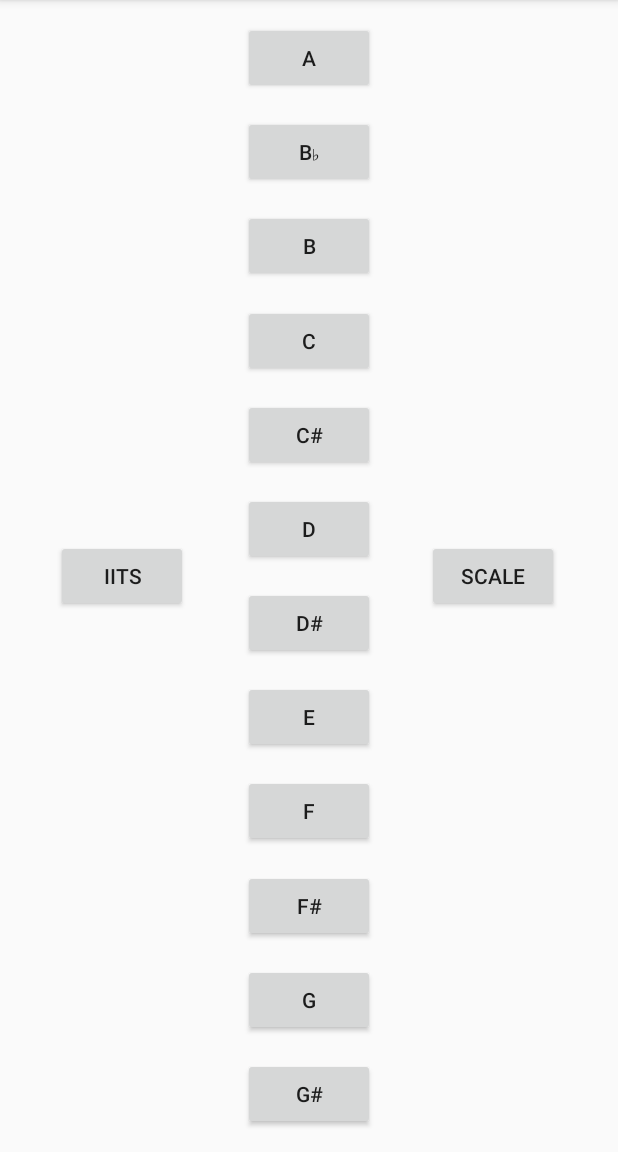
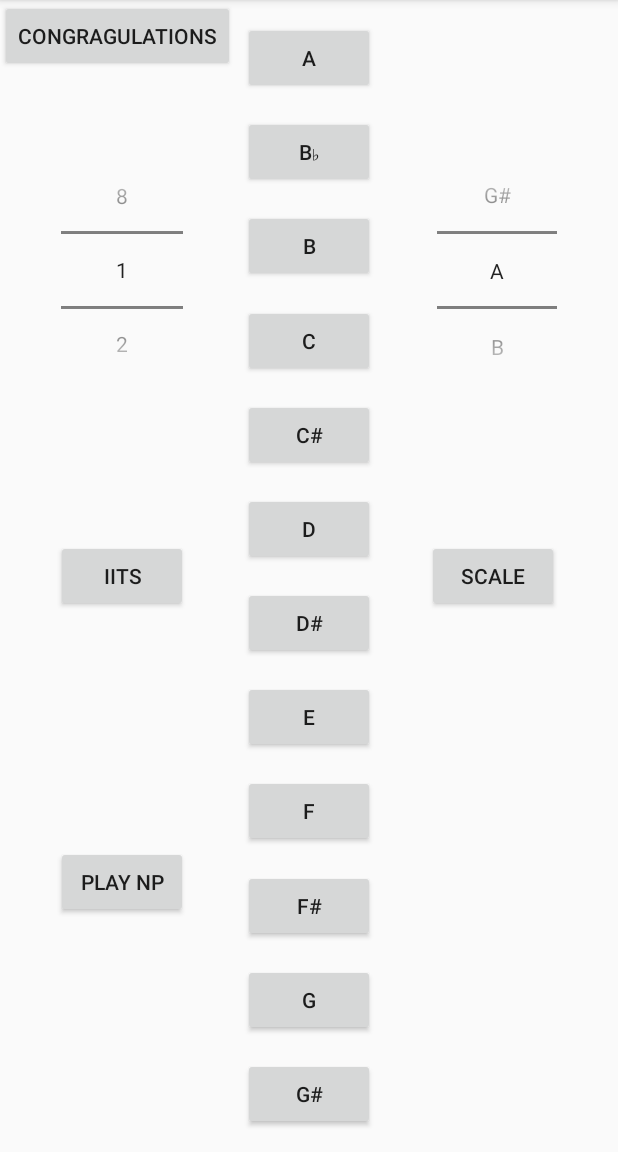
Before and after one commit to LiamSerwin/MyApplication2, an Android app: the screen it shows after launch (MainActivity), on a phone screen of 412 x 824 dp, the part 84-1236 px from its top. Run offline under Robolectric (Android 15) with nearby library versions, the light colour scheme and no system bars.

Commit message:
made numberclicker and congragulations song

```diff
--- a/app/src/main/java/com/example/myapplication/MainActivity.java
+++ b/app/src/main/java/com/example/myapplication/MainActivity.java
@@ -9,22 +9,28 @@ import android.os.Bundle;
 import android.util.Log;
 import android.view.View;
 import android.widget.Button;
+import android.widget.NumberPicker;
 
 public class MainActivity extends AppCompatActivity implements View.OnClickListener {
-    private Button ButtonA;
-    private Button ButtonBb;
-    private Button ButtonB;
-    private Button ButtonC;
-    private Button ButtonCc;
-    private Button ButtonD;
-    private Button ButtonDd;
-    private Button ButtonE;
-    private Button ButtonF;
-    private Button ButtonFf;
-    private Button ButtonG;
-    private Button ButtonGg;
+    private Button buttonA;
+    private Button buttonBb;
+    private Button buttonB;
+    private Button buttonC;
+    private Button buttonCc;
+    private Button buttonD;
+    private Button buttonDd;
+    private Button buttonE;
+    private Button buttonF;
+    private Button buttonFf;
+    private Button buttonG;
+    private Button buttonGg;
     private Button Scale;
-    private Button Ttls;
+    private Button Iits;
+    private NumberPicker typeOfNote;
+    private NumberPicker amountOfTimes;
+    private Button playNp;
+    private int[] notesArray;
+    private Button congragulations;
 
 
     private SoundPool soundPool;
@@ -52,7 +58,14 @@ public class MainActivity extends AppCompatActivity implements View.OnClickListe
         intializeSoundPool();
         this.setVolumeControlStream(AudioManager.STREAM_MUSIC);
         wireWidgets();
+        typeOfNote.setMaxValue(12);
+        typeOfNote.setMinValue(1);
+        typeOfNote.setDisplayedValues(new String[]{"A", "B", "B♭", "C", "C#", "D", "D#", "E", "F", "F#", "G", "G#"});
+        amountOfTimes.setMinValue(1);
+        amountOfTimes.setMaxValue(8);
+        amountOfTimes.setDisplayedValues(new String[]{"1", "2", "3", "4", "5", "6", "7", "8"});
         setListners();
+        notesArray = new int[]{aNote, bNote, bbNote, cNote, ccNote, dNote, ddNote, eNote, fNote, ffNote, gNote, ggNote};
         soundPool.setOnLoadCompleteListener(new OnLoadCompleteListener() {
             @Override
             public void onLoadComplete(SoundPool soundPool, int sampleId,
@@ -61,22 +74,21 @@ public class MainActivity extends AppCompatActivity implements View.OnClickListe
             }
         });
 
-        Chord chordEm = new Chord(new int[] { gNote,bNote,eNote}, 500);
+        Chord chordEm = new Chord(new int[]{gNote, bNote, eNote}, 500);
         playChord(chordEm);
-
 
 
         // Load the sound
 
     }
 
-    private void playChord(Chord chord){
+    private void playChord(Chord chord) {
         // use the getter to make an array with the notes
         int[] notes = (chord.getNotes());
 
 
         // loop through the array and play each note
-        for(int note: notes){
+        for (int note : notes) {
             soundPool.play(note, 1, 1, 1, 0, 1f);
         }
 
@@ -103,24 +115,28 @@ public class MainActivity extends AppCompatActivity implements View.OnClickListe
     }
 
     private void wireWidgets() {
-        ButtonA = findViewById(R.id.button_main_A);
-        ButtonBb = findViewById(R.id.button_main_Bb);
-        ButtonB = findViewById(R.id.button_main_B);
-        ButtonC = findViewById(R.id.button_main_C);
-        ButtonCc = findViewById(R.id.button_main_Cc);
-        ButtonD = findViewById(R.id.button_main_D);
-        ButtonDd = findViewById(R.id.button_main_Dd);
-        ButtonE = findViewById(R.id.button_main_E);
-        ButtonF = findViewById(R.id.button_main_F);
-        ButtonFf = findViewById(R.id.button_main_Ff);
-        ButtonG = findViewById(R.id.button_main_G);
-        ButtonGg = findViewById(R.id.button_main_Gg);
+        buttonA = findViewById(R.id.button_main_A);
+        buttonBb = findViewById(R.id.button_main_Bb);
+        buttonB = findViewById(R.id.button_main_B);
+        buttonC = findViewById(R.id.button_main_C);
+        buttonCc = findViewById(R.id.button_main_Cc);
+        buttonD = findViewById(R.id.button_main_D);
+        buttonDd = findViewById(R.id.button_main_Dd);
+        buttonE = findViewById(R.id.button_main_E);
+        buttonF = findViewById(R.id.button_main_F);
+        buttonFf = findViewById(R.id.button_main_Ff);
+        buttonG = findViewById(R.id.button_main_G);
+        buttonGg = findViewById(R.id.button_main_Gg);
         Scale = findViewById(R.id.button_main_scale);
-        Ttls = findViewById(R.id.button_main_iits);
+        Iits = findViewById(R.id.button_main_iits);
+        typeOfNote = findViewById(R.id.numberPicker_main_notes);
+        amountOfTimes = findViewById(R.id.numberPicker_main_amountofTime);
+        playNp = findViewById(R.id.button_main_playNumberPicker);
+        congragulations = findViewById((R.id.button_main_congragulations));
     }
 
     private void setListners() {
-        ButtonA.setOnClickListener(new View.OnClickListener() {
+        buttonA.setOnClickListener(new View.OnClickListener() {
             @Override
             public void onClick(View view) {
                 AudioManager audioManager = (AudioManager) getSystemService(AUDIO_SERVICE);
@@ -138,7 +154,7 @@ public class MainActivity extends AppCompatActivity implements View.OnClickListe
             }
 
         });
-        ButtonB.setOnClickListener(new View.OnClickListener() {
+        buttonB.setOnClickListener(new View.OnClickListener() {
             @Override
             public void onClick(View view) {
                 AudioManager audioManager = (AudioManager) getSystemService(AUDIO_SERVICE);
@@ -156,7 +172,7 @@ public class MainActivity extends AppCompatActivity implements View.OnClickListe
             }
 
         });
-        ButtonBb.setOnClickListener(new View.OnClickListener() {
+        buttonBb.setOnClickListener(new View.OnClickListener() {
             @Override
             public void onClick(View view) {
                 AudioManager audioManager = (AudioManager) getSystemService(AUDIO_SERVICE);
@@ -174,7 +190,7 @@ public class MainActivity extends AppCompatActivity implements View.OnClickListe
             }
 
         });
-        ButtonC.setOnClickListener(new View.OnClickListener() {
+        buttonC.setOnClickListener(new View.OnClickListener() {
             @Override
             public void onClick(View view) {
                 AudioManager audioManager = (AudioManager) getSystemService(AUDIO_SERVICE);
@@ -192,7 +208,7 @@ public class MainActivity extends AppCompatActivity implements View.OnClickListe
             }
 
         });
-        ButtonCc.setOnClickListener(new View.OnClickListener() {
+        buttonCc.setOnClickListener(new View.OnClickListener() {
             @Override
             public void onClick(View view) {
                 AudioManager audioManager = (AudioManager) getSystemService(AUDIO_SERVICE);
@@ -210,7 +226,7 @@ public class MainActivity extends AppCompatActivity implements View.OnClickListe
             }
 
         });
-        ButtonD.setOnClickListener(new View.OnClickListener() {
+        buttonD.setOnClickListener(new View.OnClickListener() {
             @Override
             public void onClick(View view) {
                 AudioManager audioManager = (AudioManager) getSystemService(AUDIO_SERVICE);
@@ -228,7 +244,7 @@ public class MainActivity extends AppCompatActivity implements View.OnClickListe
             }
 
         });
-        ButtonDd.setOnClickListener(new View.OnClickListener() {
+        buttonDd.setOnClickListener(new View.OnClickListener() {
             @Override
             public void onClick(View view) {
                 AudioManager audioManager = (AudioManager) getSystemService(AUDIO_SERVICE);
@@ -246,7 +262,7 @@ public class MainActivity extends AppCompatActivity implements View.OnClickListe
             }
 
         });
-        ButtonE.setOnClickListener(new View.OnClickListener() {
+        buttonE.setOnClickListener(new View.OnClickListener() {
             @Override
             public void onClick(View view) {
                 AudioManager audioManager = (AudioManager) getSystemService(AUDIO_SERVICE);
@@ -264,7 +280,7 @@ public class MainActivity extends AppCompatActivity implements View.OnClickListe
             }
 
         });
-        ButtonF.setOnClickListener(new View.OnClickListener() {
+        buttonF.setOnClickListener(new View.OnClickListener() {
             @Override
             public void onClick(View view) {
                 AudioManager audioManager = (AudioManager) getSystemService(AUDIO_SERVICE);
@@ -282,7 +298,7 @@ public class MainActivity extends AppCompatActivity implements View.OnClickListe
             }
 
         });
-        ButtonFf.setOnClickListener(new View.OnClickListener() {
+        buttonFf.setOnClickListener(new View.OnClickListener() {
             @Override
             public void onClick(View view) {
                 AudioManager audioManager = (AudioManager) getSystemService(AUDIO_SERVICE);
@@ -300,7 +316,7 @@ public class MainActivity extends AppCompatActivity implements View.OnClickListe
             }
 
         });
-        ButtonG.setOnClickListener(new View.OnClickListener() {
+        buttonG.setOnClickListener(new View.OnClickListener() {
             @Override
             public void onClick(View view) {
                 AudioManager audioManager = (AudioManager) getSystemService(AUDIO_SERVICE);
@@ -318,7 +334,7 @@ public class MainActivity extends AppCompatActivity implements View.OnClickListe
             }
 
         });
-        ButtonGg.setOnClickListener(new View.OnClickListener() {
+        buttonGg.setOnClickListener(new View.OnClickListener() {
             @Override
             public void onClick(View view) {
                 AudioManager audioManager = (AudioManager) getSystemService(AUDIO_SERVICE);
@@ -339,7 +355,9 @@ public class MainActivity extends AppCompatActivity implements View.OnClickListe
 
 
         Scale.setOnClickListener(this);
-        Ttls.setOnClickListener(this);
+        Iits.setOnClickListener(this);
+        playNp.setOnClickListener(this);
+        congragulations.setOnClickListener(this);
 
 
     }
@@ -353,7 +371,6 @@ public class MainActivity extends AppCompatActivity implements View.OnClickListe
     }
 
 
-
     @Override
     public void onClick(View view) {
 
@@ -364,10 +381,46 @@ public class MainActivity extends AppCompatActivity implements View.OnClickListe
             }
             case R.id.button_main_scale: {
                 playScale();
+                break;
             }
+            case R.id.button_main_playNumberPicker: {
+                if (isSoundPoolLoaded) {
+                    int currentNote = notesArray[typeOfNote.getValue() - 1];
+                    for (int i = 0; i < amountOfTimes.getValue(); i++) {
+                        soundPool.play(currentNote, 1, 1, 1, 0, 1f);
+                        delay(500);
+
+                    }
+                }
+                break;
+
+            }
+            case R.id.button_main_congragulations:{
+                playCongragulations();
+            }
+        }
 
 
-        }
+    }
+
+    private void playCongragulations() {
+        Chord chordG = new Chord(new int[]{gNote, bNote, dNote}, 1000);
+        playChord(chordG);
+        Chord chordGf = new Chord(new int[]{ffNote,gNote,bNote,dNote},1000);
+        playChord(chordGf);
+        Chord chordEm = new Chord(new int[]{eNote, gNote, bNote}, 1000);
+        playChord(chordEm);
+        Chord chordEm7 = new Chord(new int[]{eNote,gNote, bNote, dNote}, 1000);
+        playChord(chordEm7);
+        Chord chordC = new Chord(new int[]{cNote, eNote, gNote}, 1000);
+        playChord(chordC);
+        Chord chordCb = new Chord(new int[]{bNote, cNote, eNote, gNote}, 1000);
+        playChord(chordCb);
+        Chord chordAm = new Chord(new int[]{aNote, cNote, eNote}, 1000);
+        playChord(chordAm);
+        Chord chordAsus2 = new Chord(new int[]{aNote, bNote, eNote}, 1000);
+        playChord(chordAsus2);
+
     }
 
     private void playScale() {
@@ -403,7 +456,6 @@ public class MainActivity extends AppCompatActivity implements View.OnClickListe
             soundPool.play(ggNote, volume, volume, 1, 0, 1f);
 
 
-
         }
     }
 
@@ -414,29 +466,20 @@ public class MainActivity extends AppCompatActivity implements View.OnClickListe
         float maxVolume = (float) audioManager
                 .getStreamMaxVolume(AudioManager.STREAM_MUSIC);
         final float volume = actualVolume / maxVolume;
-        Chord chordEm = new Chord(new int[] { gNote,bNote,eNote}, 500);
+        Chord chordEm = new Chord(new int[]{gNote, bNote, eNote}, 500);
         playChord(chordEm);
         playChord(chordEm);
-        Chord chordAm = new Chord(new int[] {aNote, cNote, eNote}, 500);
+        Chord chordAm = new Chord(new int[]{aNote, cNote, eNote}, 500);
         playChord(chordAm);
         playChord(chordAm);
-        Chord chordD = new Chord(new int[] {dNote,ffNote,aNote},500);
+        Chord chordD = new Chord(new int[]{dNote, ffNote, aNote}, 500);
         playChord(chordD);
         playChord(chordD);
-        Chord chordG = new Chord(new int[] {gNote, bNote, dNote}, 500);
+        Chord chordG = new Chord(new int[]{gNote, bNote, dNote}, 500);
         playChord(chordG);
         playChord(chordG);
 
 
-
-
-
-
-
-
-
-
-
         delay(100);
-        }
     }
+}
--- a/app/src/main/java/com/example/myapplication/Song.java
+++ /dev/null
@@ -1,4 +0,0 @@
-package com.example.myapplication;
-
-public class Song {
-}
--- a/app/src/main/res/layout/activity_main.xml
+++ b/app/src/main/res/layout/activity_main.xml
@@ -167,4 +167,52 @@
         app:layout_constraintStart_toStartOf="parent"
         app:layout_constraintTop_toTopOf="parent" />
 
+    <NumberPicker
+        android:id="@+id/numberPicker_main_amountofTime"
+        android:layout_width="81dp"
+        android:layout_height="148dp"
+        android:layout_marginStart="8dp"
+        android:layout_marginTop="8dp"
+        android:layout_marginEnd="8dp"
+        android:layout_marginBottom="8dp"
+        app:layout_constraintBottom_toTopOf="@+id/button_main_iits"
+        app:layout_constraintEnd_toStartOf="@+id/button_main_B"
+        app:layout_constraintStart_toStartOf="parent"
+        app:layout_constraintTop_toTopOf="parent" />
+
+    <NumberPicker
+        android:id="@+id/numberPicker_main_notes"
+        android:layout_width="80dp"
+        android:layout_height="151dp"
+        android:layout_marginStart="8dp"
+        android:layout_marginTop="8dp"
+        android:layout_marginEnd="8dp"
+        android:layout_marginBottom="8dp"
+        app:layout_constraintBottom_toTopOf="@+id/button_main_scale "
+        app:layout_constraintEnd_toEndOf="parent"
+        app:layout_constraintStart_toEndOf="@+id/button_main_B"
+        app:layout_constraintTop_toTopOf="parent" />
+
+    <Button
+        android:id="@+id/button_main_playNumberPicker"
+        android:layout_width="wrap_content"
+        android:layout_height="wrap_content"
+        android:layout_marginStart="8dp"
+        android:layout_marginTop="8dp"
+        android:layout_marginEnd="8dp"
+        android:layout_marginBottom="8dp"
+        android:text="@string/play_np"
+        app:layout_constraintBottom_toBottomOf="parent"
+        app:layout_constraintEnd_toStartOf="@+id/button_main_Ff"
+        app:layout_constraintStart_toStartOf="parent"
+        app:layout_constraintTop_toBottomOf="@+id/button_main_iits" />
+
+    <Button
+        android:id="@+id/button_main_congragulations"
+        android:layout_width="wrap_content"
+        android:layout_height="wrap_content"
+        android:text="Congragulations"
+        tools:layout_editor_absoluteX="250dp"
+        tools:layout_editor_absoluteY="539dp" />
+
 </androidx.constraintlayout.widget.ConstraintLayout>
--- a/app/src/main/res/values/strings.xml
+++ b/app/src/main/res/values/strings.xml
@@ -1,3 +1,4 @@
 <resources>
     <string name="app_name">My Application</string>
+    <string name="play_np">Play NP</string>
 </resources>
```
